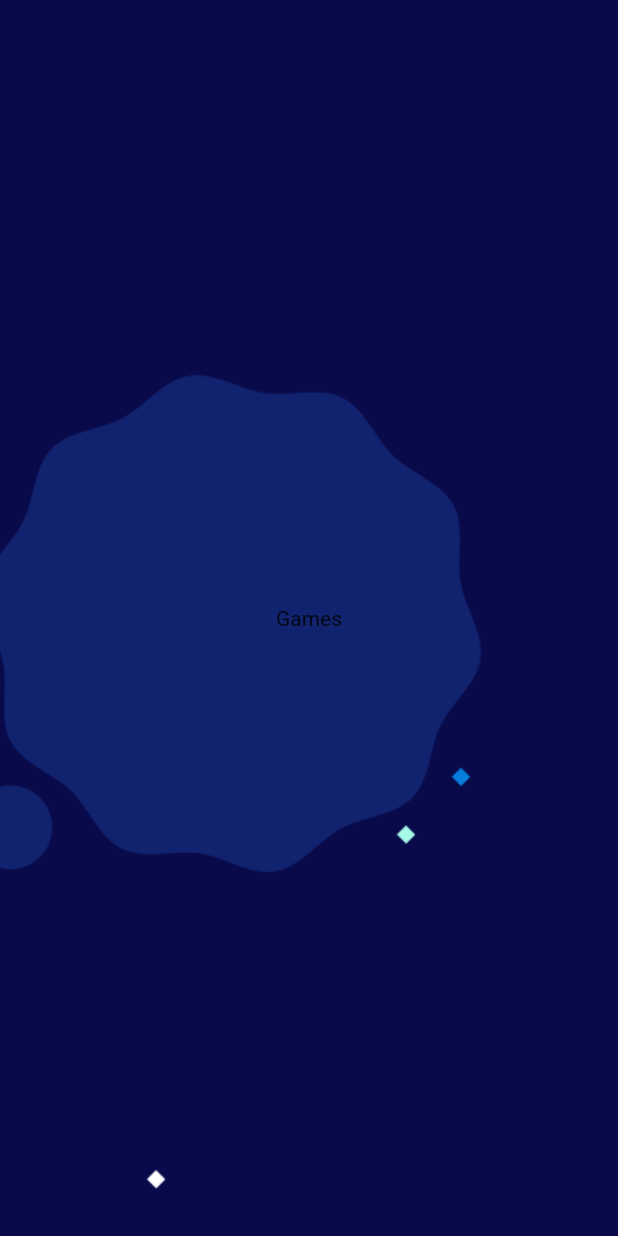
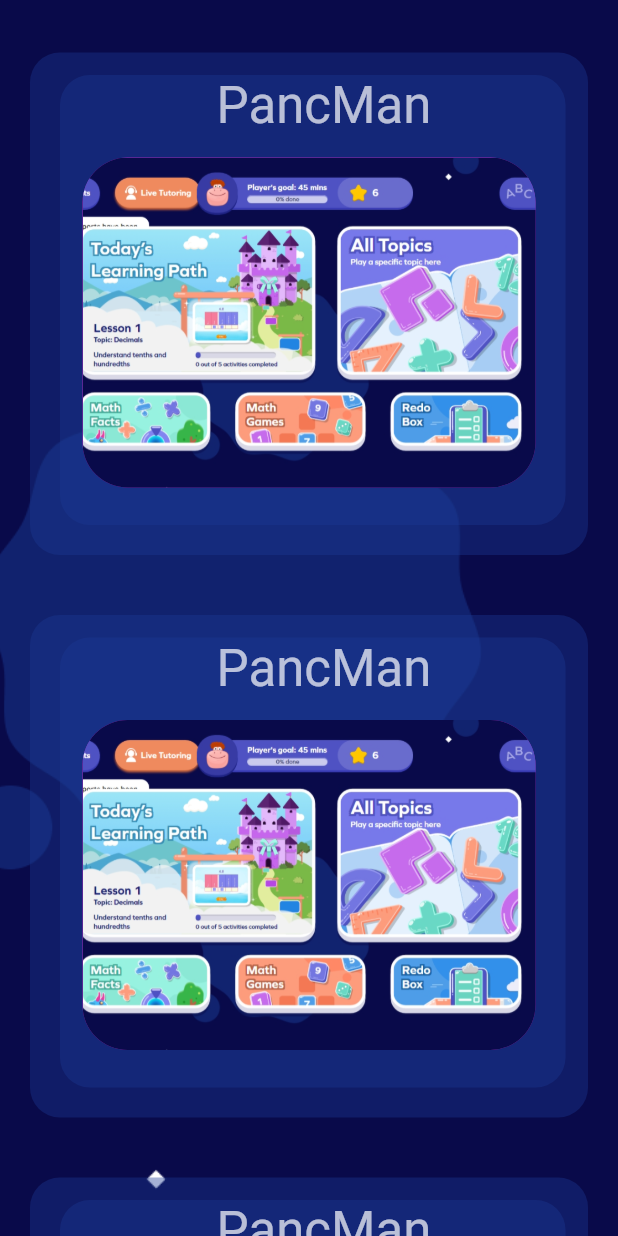
Before and after one commit to Ali-2001-Eg/smarty, a Flutter app: the GamesPage screen opened by its route, on a phone screen of 412 x 824 dp. Run offline on Flutter 3.47's test engine with Material 2 defaults, Android fonts, the light colour scheme and no system bars; our stand-ins replace animated_text_kit, get, otp_text_field, shared_preferences, smooth_page_indicator, webview_flutter; accounts and stored records are empty.

Commit message:
game page task

```diff
--- /dev/null
+++ b/lib/models/games_model.dart
@@ -0,0 +1,22 @@
+import '../shared/widgets/game_item.dart';
+
+List<GameItems> allGames=[
+  GameItems('assets/images/splashLearn2.png', 'PancMan','https://www.y8.com/games/spider_solitaire_2_suits_'),
+  GameItems('assets/images/splashLearn2.png', 'PancMan','https://www.y8.com/games/spider_solitaire_2_suits_'),
+  GameItems('assets/images/splashLearn2.png', 'PancMan','https://www.y8.com/games/spider_solitaire_2_suits_'),
+  GameItems('assets/images/splashLearn2.png', 'PancMan','https://www.y8.com/games/spider_solitaire_2_suits_'),
+  GameItems('assets/images/splashLearn2.png', 'PancMan','https://www.y8.com/games/spider_solitaire_2_suits_'),
+  GameItems('assets/images/splashLearn2.png', 'PancMan','https://www.y8.com/games/spider_solitaire_2_suits_'),
+  GameItems('assets/images/splashLearn2.png', 'PancMan','https://www.y8.com/games/spider_solitaire_2_suits_'),
+  GameItems('assets/images/splashLearn2.png', 'PancMan','https://www.y8.com/games/spider_solitaire_2_suits_'),
+  GameItems('assets/images/splashLearn2.png', 'PancMan','https://www.y8.com/games/spider_solitaire_2_suits_'),
+  GameItems('assets/images/splashLearn2.png', 'PancMan','https://www.y8.com/games/spider_solitaire_2_suits_'),
+  GameItems('assets/images/splashLearn2.png', 'PancMan','https://www.y8.com/games/spider_solitaire_2_suits_'),
+  GameItems('assets/images/splashLearn2.png', 'PancMan','https://www.y8.com/games/spider_solitaire_2_suits_'),
+  GameItems('assets/images/splashLearn2.png', 'PancMan','https://www.y8.com/games/spider_solitaire_2_suits_'),
+  GameItems('assets/images/splashLearn2.png', 'PancMan','https://www.y8.com/games/spider_solitaire_2_suits_'),
+  GameItems('assets/images/splashLearn2.png', 'PancMan','https://www.y8.com/games/spider_solitaire_2_suits_'),
+  GameItems('assets/images/splashLearn2.png', 'PancMan','https://www.y8.com/games/spider_solitaire_2_suits_'),
+  GameItems('assets/images/splashLearn2.png', 'PancMan','https://www.y8.com/games/spider_solitaire_2_suits_'),
+  GameItems('assets/images/splashLearn2.png', 'PancMan','https://www.y8.com/games/spider_solitaire_2_suits_'),
+];
--- a/lib/screens/games/games_page.dart
+++ b/lib/screens/games/games_page.dart
@@ -1,25 +1,93 @@
 import 'package:flutter/material.dart';
+import 'package:get/get.dart';
+import 'package:graduation_project/shared/widgets/web_view_screen.dart';
 
-import '../../shared/widgets/custom_appBar.dart';
+import '../../models/games_model.dart';
+import '../../models/notification_model.dart';
+import '../../shared/widgets/game_item.dart';
+import '../../shared/widgets/notification_item.dart';
 
 class GamesPage extends StatelessWidget {
   const GamesPage({Key? key}) : super(key: key);
 
   @override
   Widget build(BuildContext context) {
-    return  Scaffold(
-
-      extendBody: true,
+    //loading model
+    List<GameItems> items = List.of(allGames);
+    return Scaffold(
       body: Container(
-        decoration:  BoxDecoration(
+        decoration: const BoxDecoration(
           image: DecorationImage(
-              image: AssetImage('assets/images/spalshLearn.png'),fit: BoxFit.cover),
+              fit: BoxFit.cover,
+              image: AssetImage('assets/images/spalshLearn.png')),
         ),
-        child: Center(
-          child: Text('Games'),
+        child: ListView.builder(
+          physics: BouncingScrollPhysics(),
+          itemBuilder: (context, index) {
+            var item = items[index];
+            return buildGameItemTile(item, context,);
+          },
+          itemCount: items.length,
+          padding: const EdgeInsets.only(top: 15, left: 20),
         ),
       ),
+    );
+  }
 
+  Widget buildGameItemTile(GameItems item, context,) {
+    return InkWell(
+      onTap: (){
+        Get.to(WebViewScreen(url: item.url));
+      },
+      child: Container(
+        decoration: BoxDecoration(
+          borderRadius: BorderRadius.circular(20),
+          color: const Color(0xff1A3993).withAlpha(100),
+        ),
+        margin: const EdgeInsets.only(top: 20, bottom: 20, right: 20),
+        padding: const EdgeInsets.only(left: 20),
+        child: Column(
+          children: [
+            Container(
+              margin: const EdgeInsets.only(top: 15, bottom: 20, right: 15),
+              padding: const EdgeInsets.only(
+                left: 15,
+              ),
+              height: 300,
+              decoration: BoxDecoration(
+                borderRadius: BorderRadius.circular(20),
+                color: const Color(0xff1A3993).withAlpha(100),
+              ),
+              child: Column(
+                children: [
+                  Text(
+                    item.title,
+                    style: Theme.of(context)
+                        .textTheme
+                        .headline4
+                        ?.copyWith(color: Colors.white70),
+                  ),
+                  Container(
+                    margin: const EdgeInsets.only(right: 20, top: 15),
+                    height: 220,
+                    width: MediaQuery.of(context).size.width - 20,
+                    decoration: BoxDecoration(
+                      image: DecorationImage(
+                        image: AssetImage(
+                          item.imagePath,
+                        ),
+                        fit: BoxFit.cover,
+                      ),
+                      borderRadius: BorderRadius.circular(30),
+                      color: Colors.purple,
+                    ),
+                  ),
+                ],
+              ),
+            )
+          ],
+        ),
+      ),
     );
   }
 }
--- a/lib/screens/profile/notification_page.dart
+++ b/lib/screens/profile/notification_page.dart
@@ -68,6 +68,7 @@ class _NotificationsPageState extends State<NotificationsPage> {
                     isDismissible: true,
                     barBlur: 10,
                     colorText: Colors.red,
+                    dismissDirection: DismissDirection.horizontal
                   );
                 },
                 background: Container(
--- a/pubspec.yaml
+++ b/pubspec.yaml
@@ -39,6 +39,7 @@ dependencies:
   shared_preferences: ^2.0.15
   animated_text_kit:
   otp_text_field: ^1.1.3
+  webview_flutter:
 
 dev_dependencies:
   flutter_test:
```
Also changed, not shown: lib/shared/widgets/game_item.dart (added, +11 -0 lines), lib/shared/widgets/notification_item.dart (+1 -29 lines), lib/shared/widgets/web_view_screen.dart (added, +36 -0 lines), pubspec.lock, 1 other file.
